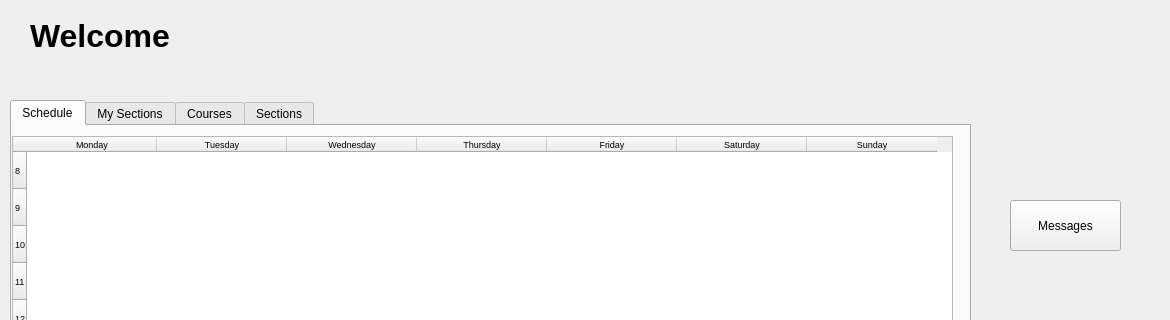
This is PreRegistrationGui/systemwindowprofessor.ui in ritaaoun/Preregistration as Qt 5 draws it before an edit; both pictures show x 0 to 1170 and y 0 to 320 of the 1170 by 900 pixel window. The edited form follows.
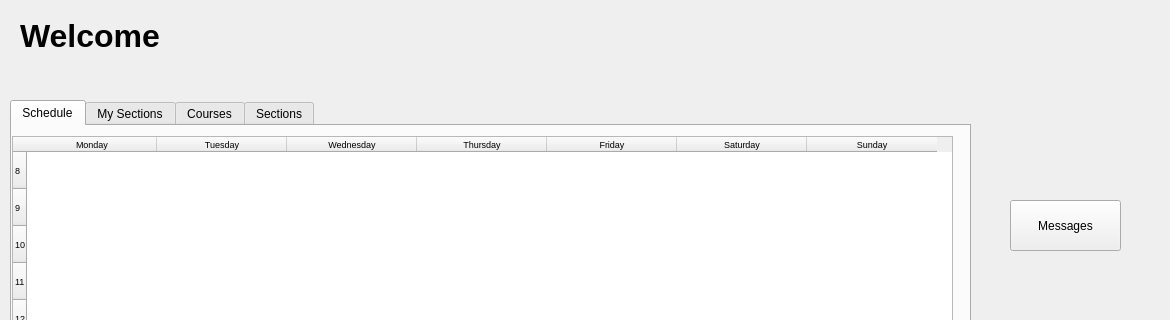
This is the edited form.

What changed in the file:
```diff
--- a/PreRegistrationGui/systemwindowprofessor.ui
+++ b/PreRegistrationGui/systemwindowprofessor.ui
@@ -17,10 +17,10 @@
    <widget class="QLabel" name="label_welcome">
     <property name="geometry">
      <rect>
-      <x>30</x>
-      <y>-10</y>
+      <x>20</x>
+      <y>10</y>
       <width>1141</width>
-      <height>91</height>
+      <height>51</height>
      </rect>
     </property>
     <property name="font">
```
Left out of the diff: 18 changed lines with no effect on the pictures.
